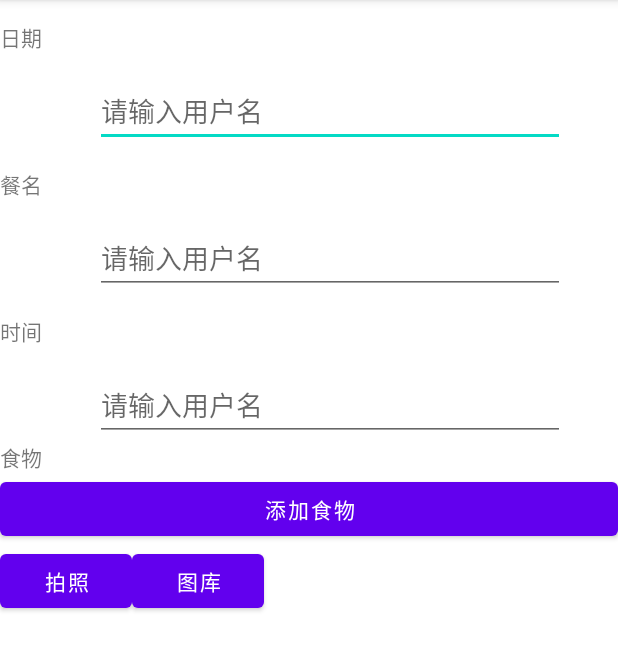
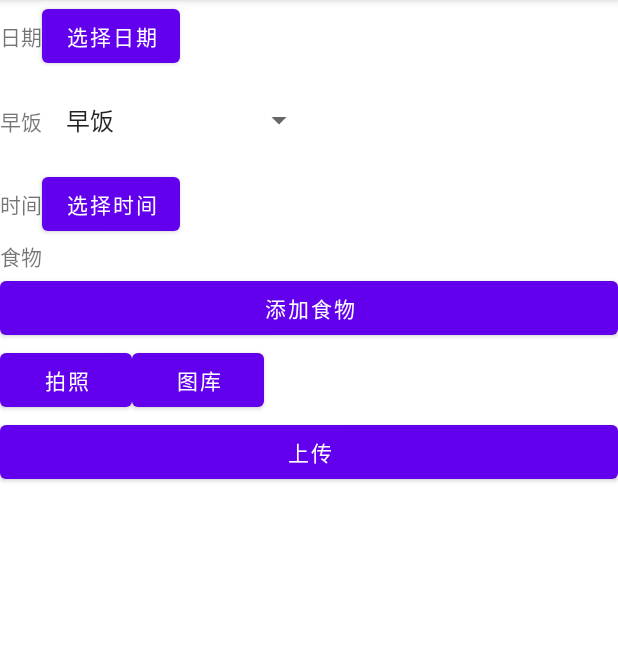
Before and after one commit to genuinelv/lifehealthassistant_android, an Android app: the SaveDietActivity screen opened directly, with no data from a screen before it, on a phone screen of 412 x 824 dp, the part 84-755 px from its top. Run offline under Robolectric (Android 15) with nearby library versions, the phone set to English and light mode, and no system bars; 1 statement that could not run was skipped.

```diff
--- a/app/src/main/java/com/example/lifehealthassistant/config/ServerConfiguration.java
+++ b/app/src/main/java/com/example/lifehealthassistant/config/ServerConfiguration.java
@@ -1,5 +1,5 @@
 package com.example.lifehealthassistant.config;
 
 public class ServerConfiguration {
-    public static final String IP = "http://192.168.14.71/";//服务器地址
+    public static final String IP = "http://192.168.185.71/";//服务器地址
 }
--- a/app/src/main/res/layout/activity_save_diet.xml
+++ b/app/src/main/res/layout/activity_save_diet.xml
@@ -19,19 +19,18 @@
             android:layout_height="wrap_content">
 
             <TextView
+                android:id="@+id/date_text"
                 android:layout_width="wrap_content"
                 android:layout_height="wrap_content"
                 android:text="日期"/>
 
-            <EditText
-                android:id="@+id/date"
-                android:layout_width="match_parent"
+            <Button
+                android:id="@+id/select_date"
+                android:layout_width="wrap_content"
                 android:layout_height="wrap_content"
-                android:layout_marginLeft="35dp"
-                android:layout_marginTop="50dp"
-                android:layout_marginRight="35dp"
-                android:hint="请输入用户名"
-                android:inputType="text" />
+                android:text="选择日期"
+                android:onClick="onSelectDate"/>
+
 
         </LinearLayout>
         <LinearLayout
@@ -40,19 +39,17 @@
             android:layout_height="wrap_content">
 
             <TextView
+                android:id="@+id/text_dietname"
                 android:layout_width="wrap_content"
                 android:layout_height="wrap_content"
                 android:text="餐名"/>
 
-            <EditText
-                android:id="@+id/dietname"
-                android:layout_width="match_parent"
-                android:layout_height="wrap_content"
-                android:layout_marginLeft="35dp"
-                android:layout_marginTop="50dp"
-                android:layout_marginRight="35dp"
-                android:hint="请输入用户名"
-                android:inputType="text" />
+            <Spinner
+                android:id="@+id/spinner_dietname"
+                android:layout_width="182dp"
+                android:layout_height="64dp"
+                />
+
 
         </LinearLayout>
 
@@ -62,19 +59,17 @@
             android:layout_height="wrap_content">
 
             <TextView
+                android:id="@+id/time_text"
                 android:layout_width="wrap_content"
                 android:layout_height="wrap_content"
                 android:text="时间"/>
 
-            <EditText
-                android:id="@+id/time"
-                android:layout_width="match_parent"
+            <Button
+                android:id="@+id/select_time"
+                android:layout_width="wrap_content"
                 android:layout_height="wrap_content"
-                android:layout_marginLeft="35dp"
-                android:layout_marginTop="50dp"
-                android:layout_marginRight="35dp"
-                android:hint="请输入用户名"
-                android:inputType="text" />
+                android:text="选择时间"
+                android:onClick="onSelectTime"/>
         </LinearLayout>
 
         <LinearLayout
@@ -98,6 +93,7 @@
                 android:id="@+id/add_food"
                 android:layout_width="match_parent"
                 android:layout_height="wrap_content"
+                android:onClick="onAddFood"
                 android:text="添加食物"/>
 
             <LinearLayout
@@ -136,6 +132,11 @@
 
         </LinearLayout>
 
+            <Button
+                android:id="@+id/upload"
+                android:layout_width="match_parent"
+                android:layout_height="wrap_content"
+                android:text="上传"/>
 
         </LinearLayout>
     </ScrollView>
--- /dev/null
+++ b/app/src/main/res/values/dietname_array.xml
@@ -0,0 +1,8 @@
+<?xml version="1.0" encoding="utf-8"?>
+<resources>
+    <string-array name="dietname">
+        <item>早饭</item>
+        <item>午饭</item>
+        <item>晚饭</item>
+    </string-array>
+</resources>
```
Also changed, not shown: app/src/main/java/com/example/lifehealthassistant/activity/SaveDietActivity.java (+122 -0 lines).
